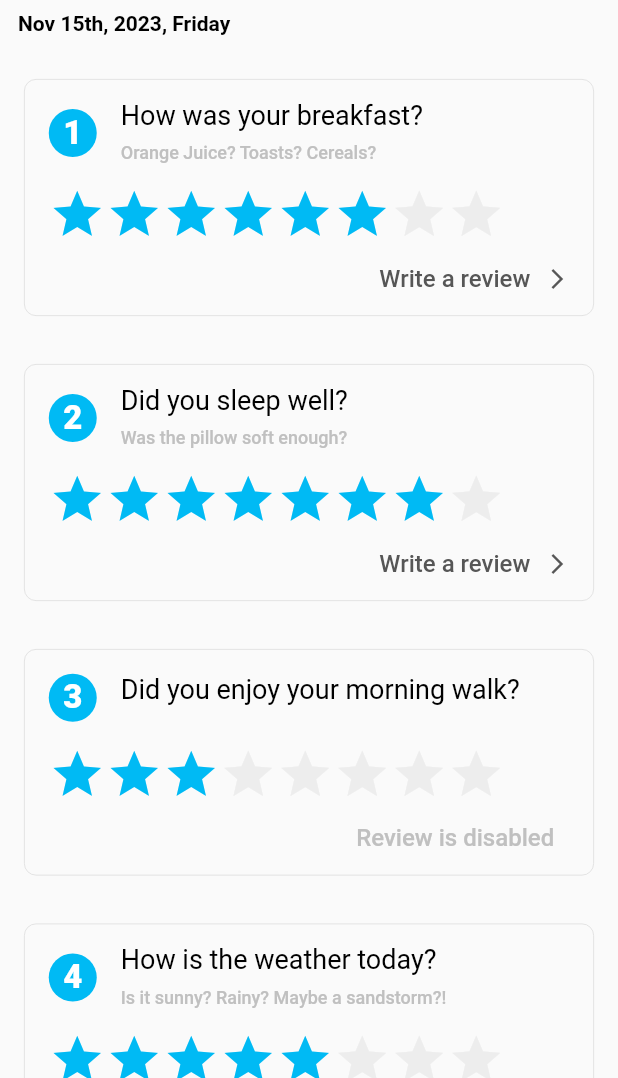
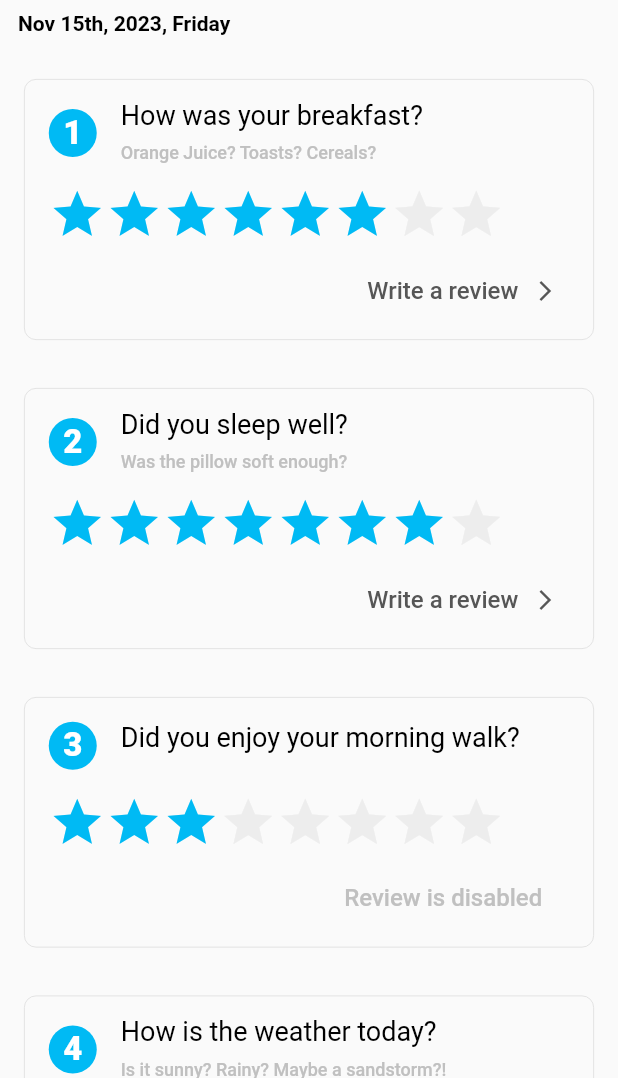
Before and after one commit to efimsivolap/daily_questionnaire_dev, a Flutter app: the screen it shows after launch, on a phone screen of 412 x 824 dp, the part 158-1236 px from its top. Run offline on Flutter 3.47's test engine with Material 2 defaults, Android fonts, the light colour scheme and no system bars; our stand-ins replace flutter_bloc.

Commit message:
fix: final

```diff
--- a/lib/ui/widgets/modal_sheet.dart
+++ b/lib/ui/widgets/modal_sheet.dart
@@ -112,6 +112,7 @@ class ModalSheetWidget extends StatelessWidget {
                   if (question.canWriteReview) {
                     context.read<QuestionsCubit>().postAnswers();
                   }
+                  Navigator.of(context).maybePop();
                 },
                 style: ElevatedButton.styleFrom(
                   backgroundColor: const Color.fromRGBO(0, 186, 244, 1),
--- a/lib/ui/widgets/question_card.dart
+++ b/lib/ui/widgets/question_card.dart
@@ -37,6 +37,7 @@ class _QuestionCardState extends State<QuestionCard> {
 
   @override
   void dispose() {
+    print('dispose');
     answerController.removeListener(_listenerAddAnswer);
     answerController.dispose();
     super.dispose();
@@ -130,6 +131,8 @@ class _QuestionCardState extends State<QuestionCard> {
                     _showModalSheet(context);
                   }
                 },
+                child: Padding(
+                  padding: const EdgeInsets.all(8.0),
                   child: Row(
                     mainAxisSize: MainAxisSize.min,
                     children: [
@@ -160,6 +163,7 @@ class _QuestionCardState extends State<QuestionCard> {
                   ),
                 ),
               ),
+            ),
           ],
         ),
       ),
```
Also changed, not shown: lib/domain/quiestions_cubit.dart (+1 -9 lines). Lines whose indentation alone changed are shown as unchanged.
